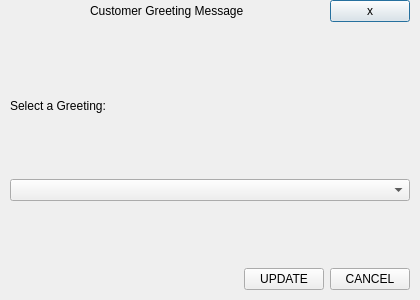
Above: Project/ui/greeting_menu.ui from Selvam-T/POS before the change. Below: the same form after it.
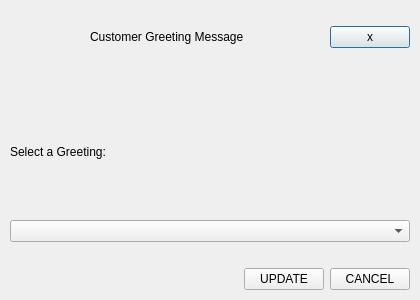
That is the form after the change.

Commit message: admin_menu, greeting_menu, logout_menu.ui updated with consistent widget naming convention

The edit to the form file:
```diff
--- a/Project/ui/greeting_menu.ui
+++ b/Project/ui/greeting_menu.ui
@@ -92,10 +92,13 @@
      <property name="orientation">
       <enum>Qt::Vertical</enum>
      </property>
+     <property name="sizeType">
+      <enum>QSizePolicy::Fixed</enum>
+     </property>
      <property name="sizeHint" stdset="0">
       <size>
        <width>20</width>
-       <height>40</height>
+       <height>20</height>
       </size>
      </property>
     </spacer>
@@ -115,10 +118,13 @@
      <property name="orientation">
       <enum>Qt::Vertical</enum>
      </property>
+     <property name="sizeType">
+      <enum>QSizePolicy::Fixed</enum>
+     </property>
      <property name="sizeHint" stdset="0">
       <size>
        <width>20</width>
-       <height>40</height>
+       <height>20</height>
       </size>
      </property>
     </spacer>
@@ -135,10 +141,13 @@
      <property name="orientation">
       <enum>Qt::Vertical</enum>
      </property>
+     <property name="sizeType">
+      <enum>QSizePolicy::Fixed</enum>
+     </property>
      <property name="sizeHint" stdset="0">
       <size>
        <width>20</width>
-       <height>40</height>
+       <height>20</height>
       </size>
      </property>
     </spacer>
```
Left out of the diff: 2 changed lines with no effect on the pictures. The commit also changes 2 other files.
